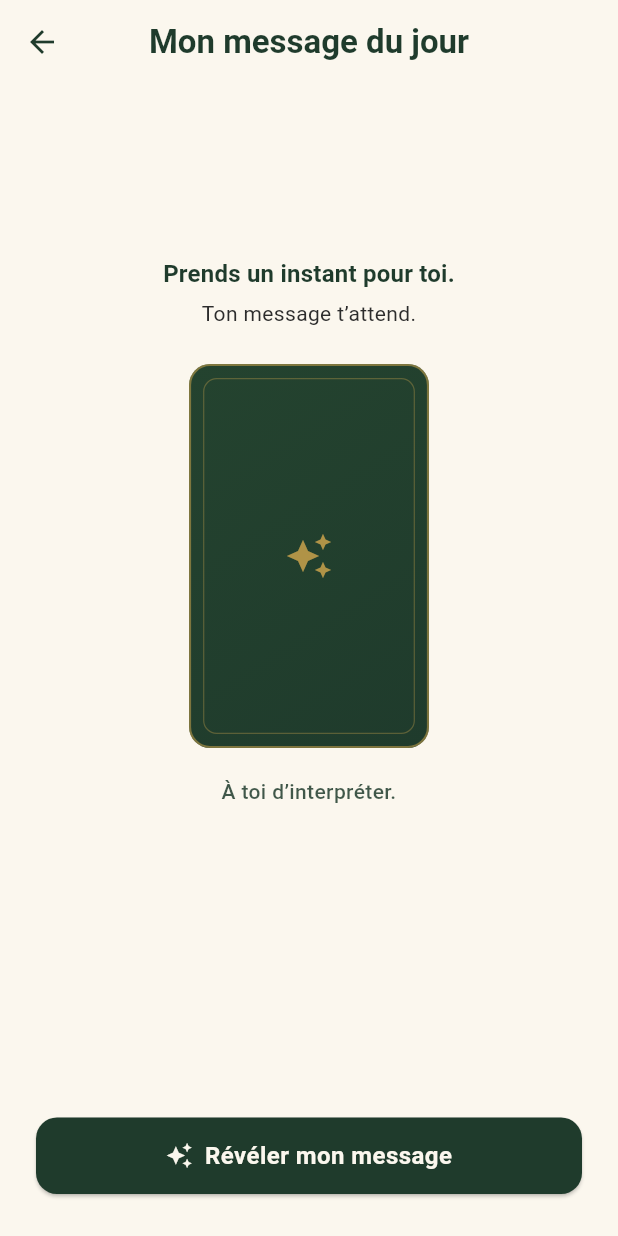
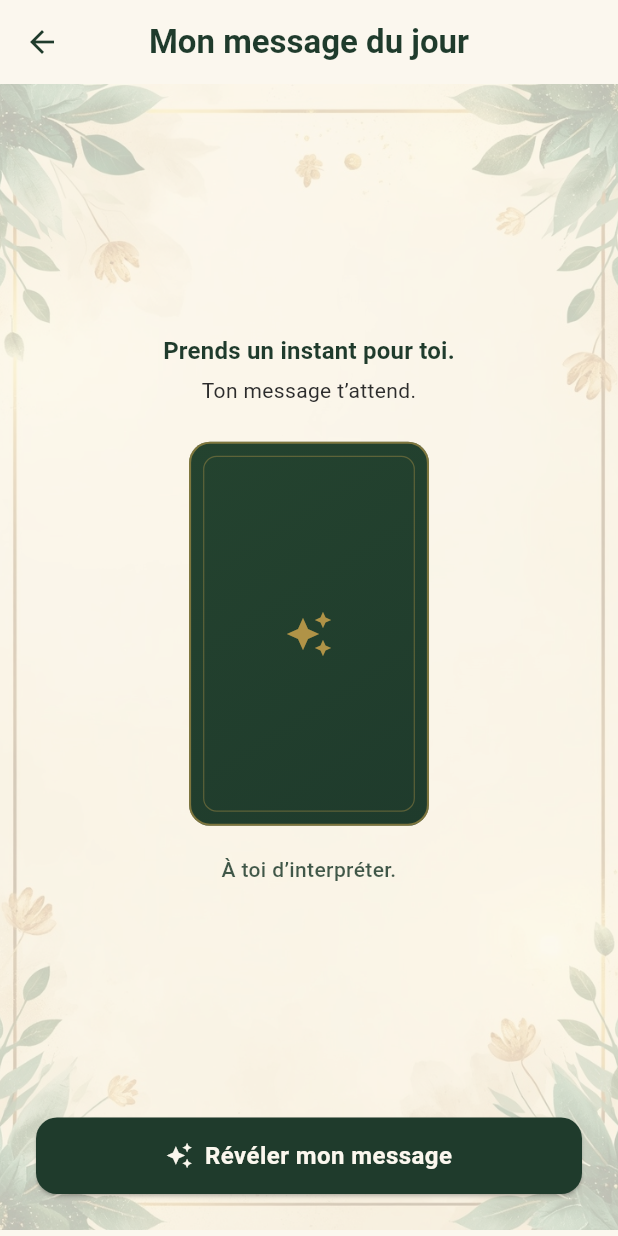
Before and after one commit to LalithWonderful/pile-ou-face, a Flutter app: the screen it shows after launch, after a tap on "Découvrir ton message du jour", on a phone screen of 412 x 824 dp. Run offline on Flutter 3.47's test engine with Material 3 defaults, Android fonts, the phone set to English and light mode, and no system bars; our stand-ins replace share_plus, shared_preferences.

Commit message:
ux(tarot): add subtle background to entry screens

```diff
--- a/lib/features/tarot/presentation/screens/home_screen.dart
+++ b/lib/features/tarot/presentation/screens/home_screen.dart
@@ -40,8 +40,19 @@ class HomeScreen extends StatelessWidget {
     final textTheme = Theme.of(context).textTheme;
 
     return Scaffold(
-      body: SafeArea(
-        child: LayoutBuilder(
+      body: Stack(
+        children: [
+          Positioned.fill(
+            child: Opacity(
+              opacity: 0.25,
+              child: Image.asset(
+                'assets/tarot/backgrounds/question_reading_bg.jpg',
+                fit: BoxFit.cover,
+              ),
+            ),
+          ),
+          SafeArea(
+            child: LayoutBuilder(
           builder: (context, constraints) {
             return SingleChildScrollView(
               padding:
@@ -141,6 +152,8 @@ class HomeScreen extends StatelessWidget {
           },
         ),
       ),
+      ],
+    ),
     );
   }
 }
--- a/lib/features/tarot/presentation/screens/reading_screen.dart
+++ b/lib/features/tarot/presentation/screens/reading_screen.dart
@@ -154,6 +154,7 @@ class _ReadingScreenState extends State<ReadingScreen> {
         hint: _idleHint,
         loading: _loading,
         onReveal: _reveal,
+        showBackground: widget.isDaily || widget.intent != null,
       );
     }
     return _RevealedState(
@@ -177,6 +178,7 @@ class _IdleState extends StatelessWidget {
     required this.hint,
     required this.loading,
     required this.onReveal,
+    required this.showBackground,
   });
 
   final TarotSpread spread;
@@ -185,6 +187,7 @@ class _IdleState extends StatelessWidget {
   final String hint;
   final bool loading;
   final VoidCallback onReveal;
+  final bool showBackground;
 
   @override
   Widget build(BuildContext context) {
@@ -193,7 +196,7 @@ class _IdleState extends StatelessWidget {
     final cardWidth = isSingle ? 160.0 : 92.0;
     final showPositions = !isSingle;
 
-    return LayoutBuilder(
+    final body = LayoutBuilder(
       builder: (context, constraints) {
         return SingleChildScrollView(
           padding: const EdgeInsets.fromLTRB(24, 12, 24, 24),
@@ -252,7 +255,7 @@ class _IdleState extends StatelessWidget {
                       height: 1.35,
                     ),
                   ),
-                  const Spacer(flex: 2),
+                  const Spacer(flex: 1),
                   ElevatedButton.icon(
                     onPressed: loading ? null : onReveal,
                     icon: loading
@@ -274,6 +277,24 @@ class _IdleState extends StatelessWidget {
         );
       },
     );
+
+    if (showBackground) {
+      return Stack(
+        children: [
+          Positioned.fill(
+            child: Opacity(
+              opacity: 0.25,
+              child: Image.asset(
+                'assets/tarot/backgrounds/question_reading_bg.jpg',
+                fit: BoxFit.cover,
+              ),
+            ),
+          ),
+          body,
+        ],
+      );
+    }
+    return body;
   }
 }
 
--- a/pubspec.yaml
+++ b/pubspec.yaml
@@ -62,6 +62,7 @@ flutter:
   assets:
     - assets/tarot/major_arcana.json
     - assets/tarot/major_arcana/
+    - assets/tarot/backgrounds/
 
   # An image asset can refer to one or more resolution-specific "variants", see
   # https://flutter.dev/to/resolution-aware-images
```
Also changed, not shown: assets/tarot/backgrounds/question_reading_bg.jpg (added).
